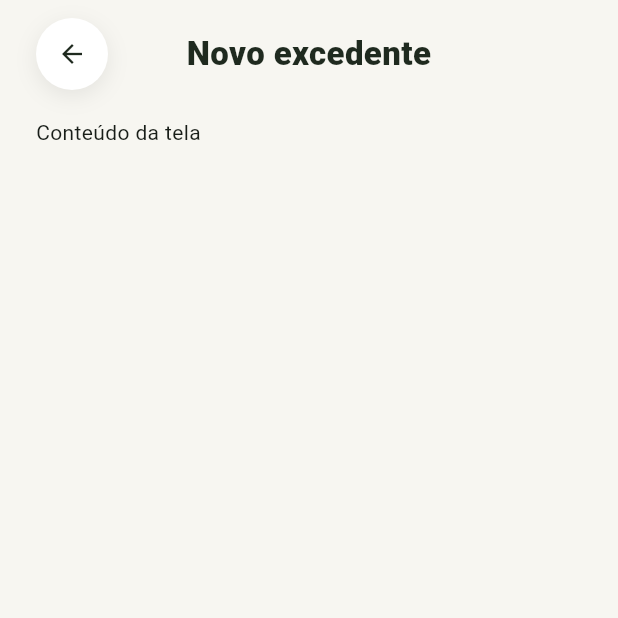
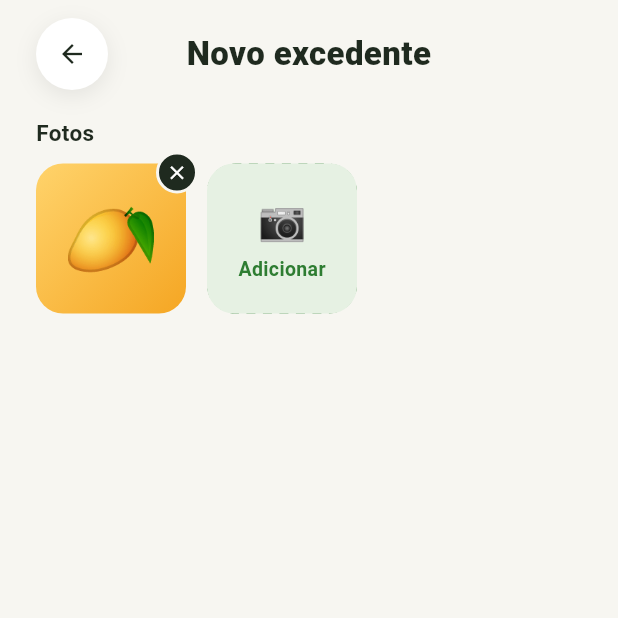
Before and after one commit to Henrique70638/PI_IV-TIME-28, a Flutter app: the screen it shows after launch, item 2 of the bottom bar chosen, on a phone screen of 412 x 824 dp, the top half of it. Run offline on Flutter 3.47's test engine with Material 3 defaults, Android fonts, the phone set to English and light mode, and no system bars.

Commit message:
feat: adiciona seção de fotos do excedente

```diff
--- a/Front-End/app_flutter/lib/screens/publicar.dart
+++ b/Front-End/app_flutter/lib/screens/publicar.dart
@@ -16,6 +16,12 @@ class PublicarPage extends StatefulWidget {
 }
 
 class _PublicarPageState extends State<PublicarPage> {
+  final List<String> _fotos = ['🥭'];
+
+  void _mostrarMensagem(String texto) {
+    ScaffoldMessenger.of(context).showSnackBar(SnackBar(content: Text(texto)));
+  }
+
   @override
   Widget build(BuildContext context) {
     return Scaffold(
@@ -29,10 +35,7 @@ class _PublicarPageState extends State<PublicarPage> {
                 padding: const EdgeInsets.symmetric(horizontal: 24),
                 child: Column(
                   crossAxisAlignment: CrossAxisAlignment.stretch,
-                  children: const [
-                    SizedBox(height: 18),
-                    Text('Conteúdo da tela'),
-                  ],
+                  children: [_rotulo('Fotos'), _fotosProduto()],
                 ),
               ),
             ),
@@ -82,4 +85,129 @@ class _PublicarPageState extends State<PublicarPage> {
       ),
     );
   }
+
+  Widget _rotulo(String texto) {
+    return Padding(
+      padding: const EdgeInsets.only(top: 18, bottom: 10),
+      child: Text(
+        texto,
+        style: const TextStyle(
+          fontSize: 15,
+          fontWeight: FontWeight.w700,
+          color: corTexto,
+        ),
+      ),
+    );
+  }
+
+  Widget _fotosProduto() {
+    return Wrap(
+      spacing: 14,
+      runSpacing: 14,
+      children: [
+        for (int i = 0; i < _fotos.length; i++) _foto(i),
+        _botaoAdicionarFoto(),
+      ],
+    );
+  }
+
+  Widget _foto(int indice) {
+    return Stack(
+      clipBehavior: Clip.none,
+      children: [
+        Container(
+          width: 100,
+          height: 100,
+          decoration: BoxDecoration(
+            borderRadius: BorderRadius.circular(18),
+            gradient: const LinearGradient(
+              begin: Alignment.topLeft,
+              end: Alignment.bottomRight,
+              colors: [Color(0xFFFFD36B), Color(0xFFF5A623)],
+            ),
+          ),
+          alignment: Alignment.center,
+          child: Text(_fotos[indice], style: const TextStyle(fontSize: 52)),
+        ),
+        Positioned(
+          top: -8,
+          right: -8,
+          child: GestureDetector(
+            onTap: () => setState(() => _fotos.removeAt(indice)),
+            child: Container(
+              width: 28,
+              height: 28,
+              decoration: BoxDecoration(
+                color: corTexto,
+                shape: BoxShape.circle,
+                border: Border.all(color: corFundo, width: 2),
+              ),
+              child: const Icon(Icons.close, size: 15, color: Colors.white),
+            ),
+          ),
+        ),
+      ],
+    );
+  }
+
+  Widget _botaoAdicionarFoto() {
+    return GestureDetector(
+      onTap: () => _mostrarMensagem('Seleção de fotos ainda não implementada.'),
+      child: CustomPaint(
+        painter: _BordaTracejada(),
+        child: Container(
+          width: 100,
+          height: 100,
+          decoration: BoxDecoration(
+            color: corVerdeClaro,
+            borderRadius: BorderRadius.circular(18),
+          ),
+          child: const Column(
+            mainAxisAlignment: MainAxisAlignment.center,
+            children: [
+              Text('📷', style: TextStyle(fontSize: 26)),
+              SizedBox(height: 4),
+              Text(
+                'Adicionar',
+                style: TextStyle(
+                  fontSize: 13,
+                  fontWeight: FontWeight.w700,
+                  color: corVerde,
+                ),
+              ),
+            ],
+          ),
+        ),
+      ),
+    );
+  }
 }
+
+class _BordaTracejada extends CustomPainter {
+  @override
+  void paint(Canvas canvas, Size size) {
+    final pincel = Paint()
+      ..color = corVerde
+      ..strokeWidth = 2
+      ..style = PaintingStyle.stroke;
+
+    final caminho = Path()
+      ..addRRect(
+        RRect.fromRectAndRadius(
+          Rect.fromLTWH(1, 1, size.width - 2, size.height - 2),
+          const Radius.circular(18),
+        ),
+      );
+
+    for (final medida in caminho.computeMetrics()) {
+      double distancia = 0;
+      while (distancia < medida.length) {
+        canvas.drawPath(medida.extractPath(distancia, distancia + 6), pincel);
+        distancia += 11;
+      }
+    }
+  }
+
+  @override
+  bool shouldRepaint(covariant CustomPainter oldDelegate) => false;
+}
```
